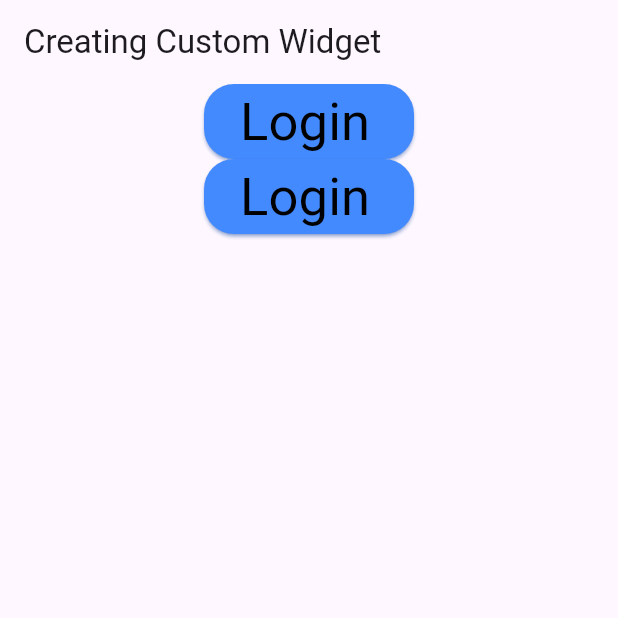
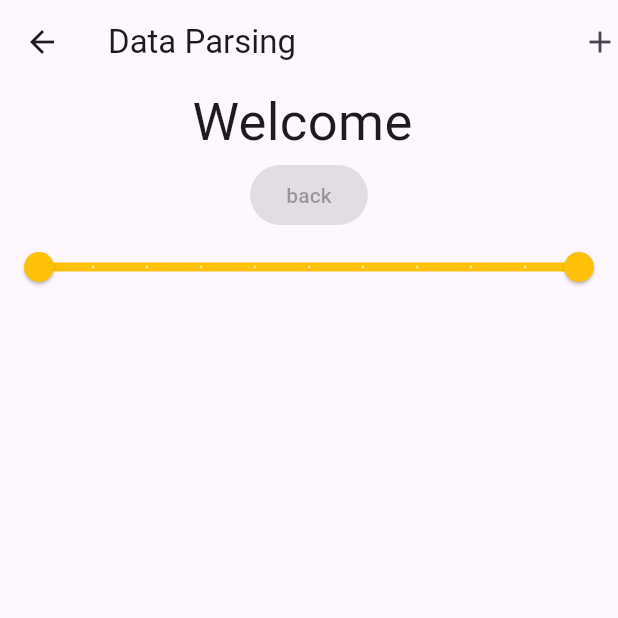
Before and after one commit to BhautikPatel7/StateManagment_flutter, a Flutter app: the screen it shows after launch, after a tap on "Login", on a phone screen of 412 x 824 dp, the top half of it. Run offline on Flutter 3.47's test engine with Material 3 defaults, Android fonts, the light colour scheme and no system bars; our stand-ins replace sleek_circular_slider, syncfusion_flutter_sliders.

Commit message:
Range Slider,Parsing Data From One Screen to Onther Screen

```diff
--- a/lib/CreatingCustomWidget.dart
+++ b/lib/CreatingCustomWidget.dart
@@ -1,9 +1,14 @@
+
+
 import 'package:flutter/material.dart';
 import 'package:flutter/widgets.dart';
+import 'package:widget_pratice/ParsingFromOneScrrenToAnother.dart';
 import 'package:widget_pratice/Widget/RoundedButton.dart';
+import 'package:widget_pratice/main.dart';
 import 'package:widget_pratice/ui_helper/uiDesign.dart';
 
 class CustomWidgetUn extends StatelessWidget{
+  TextEditingController mycontoller = TextEditingController();
   @override
   Widget build(BuildContext context) {
     return Scaffold(
@@ -16,26 +21,31 @@ class CustomWidgetUn extends StatelessWidget{
               child: RoundedButton(buttonName: 'Login',
               icon: Icon(Icons.delete),
               callback: () {
-                print('sfhsuedafnisaudhgsjaiudhgujisdhfguedshfguasdjighsiudkfhgsfdgjksfdhgiufdsughusfidhgeurgjih');
+                Navigator.push(context,
+                MaterialPageRoute(builder: (context) => ParsingFromOneScrrenToAnother(name: mycontoller.text.toString(),)));
 
               },
               style: myStyle35(),
               ),
             ),
           ),
-          Center(
-            child: Container(
-              width: 140,
-              child: RoundedButton(buttonName: 'Login',
-              icon: Icon(Icons.delete),
-              callback: () {
-                print('sfhsuedafnisaudhgsjaiudhgujisdhfguedshfguasdjighsiudkfhgsfdgjksfdhgiufdsughusfidhgeurgjih');
+          // Center(
+          //   child: Container(
+          //     width: 140,
+          //     child: RoundedButton(buttonName: 'Login',
+          //     icon: Icon(Icons.delete),
+          //     callback: () {
+          //       print('sfhsuedafnisaudhgsjaiudhgujisdhfguedshfguasdjighsiudkfhgsfdgjksfdhgiufdsughusfidhgeurgjih');
 
-              },
-              style: myStyle35(),
-              ),
-            ),
-          ),
+          //     },
+          //     style: myStyle35(),
+          //     ),
+          //   ),
+          // ),
+
+          TextField(
+            controller: mycontoller,
+          )
         ],
       ),
     );
--- /dev/null
+++ b/lib/ParsingFromOneScrrenToAnother.dart
@@ -0,0 +1,74 @@
+import 'package:flutter/material.dart';
+import 'package:syncfusion_flutter_sliders/sliders.dart';
+
+class ParsingFromOneScrrenToAnother extends StatefulWidget {
+  ParsingFromOneScrrenToAnother({required this.name});
+  final String name;
+
+  @override
+  State<ParsingFromOneScrrenToAnother> createState() =>
+      _ParsingFromOneScrrenToAnotherState();
+}
+
+class _ParsingFromOneScrrenToAnotherState
+    extends State<ParsingFromOneScrrenToAnother> {
+  // SfRangeValues _values = SfRangeValues(40.0, 80.0);
+  RangeValues values = RangeValues(0, 100);
+
+  @override
+  Widget build(BuildContext context) {
+    RangeLabels labels =
+        RangeLabels(values.start.toString(), values.end.toString());
+    return Scaffold(
+      appBar: AppBar(
+        title: Text('Data Parsing'),
+        actions: [Icon(Icons.add)],
+      ),
+      body: Center(
+          child: Column(
+        children: [
+          Text(
+            'Welcome ${widget.name}',
+            style: TextStyle(fontSize: 35),
+          ),
+          ElevatedButton(onPressed: null, child: Text('back')),
+          //   SfRangeSlider(
+          //      min: 0.0,
+          // max: 100.0,
+          // values: _values,
+          // interval: 20,
+          // showTicks: true,
+          // showLabels: true,
+          // shouldAlwaysShowTooltip: true,
+          // showDividers: true,
+          // minorTicksPerInterval: 1,
+          // onChanged: (SfRangeValues values){
+          //   setState(() {
+
+          //   });(() {
+          //     _values = values;
+          //   });
+          // },
+          //   )
+          // Range Slider
+
+          RangeSlider(
+            values: values,
+            min: 0,
+            max: 100,
+            labels: labels,
+            divisions: 10,
+            activeColor: Colors.amber,
+            inactiveColor: Colors.amberAccent[100],
+            onChanged: (value) {
+              setState(() {
+                values = value;
+                print('${value.start},${value.end}');
+              });
+            },
+          )
+        ],
+      )),
+    );
+  }
+}
--- /dev/null
+++ b/lib/SplashScreen.dart
@@ -0,0 +1,38 @@
+import 'dart:async';
+
+import 'package:flutter/material.dart';
+import 'package:widget_pratice/CreatingCustomWidget.dart';
+import 'package:widget_pratice/Parallxeffect.dart';
+
+class SpashScrren extends StatefulWidget {
+  @override
+  State<SpashScrren> createState() => _SpashScrrenState();
+}
+
+class _SpashScrrenState extends State<SpashScrren> {
+
+  @override
+  void initState() {
+    Timer(Duration(milliseconds: 11), () {
+
+      Navigator.pushReplacement(context, MaterialPageRoute(builder: (context) => CustomWidgetUn()));
+TextEditingController mycontroller = TextEditingController();
+    });
+  }
+  @override
+  Widget build(BuildContext context) {
+    return Scaffold(
+      body: Container(
+        width: double.infinity,
+        height: double.infinity,
+        color: Colors.blueAccent,
+        child: Center(
+            child: Text(
+          'Loading...',
+          style:
+              TextStyle(fontFamily: 'Mukta', fontSize: 30, color: Colors.white),
+        )),
+      ),
+    );
+  }
+}
--- a/lib/main.dart
+++ b/lib/main.dart
@@ -2,6 +2,8 @@ import 'package:flutter/material.dart';
 import 'package:sleek_circular_slider/sleek_circular_slider.dart';
 import 'package:widget_pratice/CreatingCustomWidget.dart';
 import 'package:widget_pratice/CustomWidget.dart';
+import 'package:widget_pratice/Parallxeffect.dart';
+import 'package:widget_pratice/SplashScreen.dart';
 import 'package:widget_pratice/Textfield.dart';
 import 'package:widget_pratice/grid.dart';
 import 'package:widget_pratice/managestate.dart';
@@ -16,6 +18,7 @@ import 'package:widget_pratice/styleandtheme.dart';
 import 'package:widget_pratice/third.dart';
 import 'package:widget_pratice/ui_login.dart';
 import 'package:widget_pratice/validation.dart';
+import 'package:widget_pratice/workwithtab.dart';
 
 void main() {
 runApp(MyApp());
@@ -42,7 +45,10 @@ Widget build(BuildContext context) {
   // home: GridExample(),
   //home: StyleandTheme(),
   // home: CustomWidget(),
-  home: CustomWidgetUn(),
+  // home: WorkWithTabs(),
+  // home: CustomWidgetUn(),
+  //home: ExampleParallax(),
+  home: SpashScrren(),
 
   );
   // home: MyApphy(),
--- a/pubspec.yaml
+++ b/pubspec.yaml
@@ -31,6 +31,7 @@ dependencies:
   flutter:
     sdk: flutter
   provider: 6.1.1
+  syncfusion_flutter_sliders: 24.2.9
 
 
 
```
Also changed, not shown: lib/Parallxeffect.dart (added, +346 -0 lines), lib/workwithtab.dart (added, +28 -0 lines), pubspec.lock.
